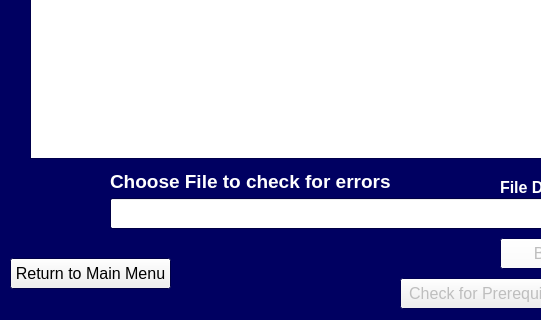
First picture: the form in UI_code/Project_Output_GUI_QT.ui, repository MrReBot/CPSC_4175_Course_Project, before the edit; both pictures show x 0 to 541 and y 172 to 492 of the 665 by 492 pixel window.
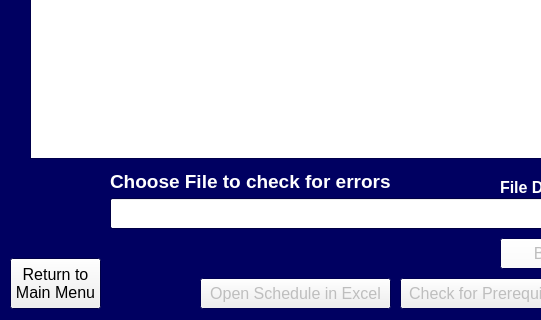
Second picture: the form after the edit.

```diff
--- a/UI_code/Project_Output_GUI_QT.ui
+++ b/UI_code/Project_Output_GUI_QT.ui
@@ -143,8 +143,8 @@
     <rect>
      <x>10</x>
      <y>430</y>
-     <width>161</width>
-     <height>31</height>
+     <width>91</width>
+     <height>51</height>
     </rect>
    </property>
    <property name="font">
@@ -154,7 +154,8 @@
     </font>
    </property>
    <property name="text">
-    <string>Return to Main Menu</string>
+    <string>Return to 
+Main Menu</string>
    </property>
   </widget>
   <widget class="QPushButton" name="Browse_output_filename_btn">
@@ -425,6 +426,28 @@
     <string>Choose File to check for errors</string>
    </property>
   </widget>
+  <widget class="QPushButton" name="OpenExcelFile_btn">
+   <property name="enabled">
+    <bool>false</bool>
+   </property>
+   <property name="geometry">
+    <rect>
+     <x>200</x>
+     <y>450</y>
+     <width>191</width>
+     <height>31</height>
+    </rect>
+   </property>
+   <property name="font">
+    <font>
+     <family>Arial</family>
+     <pointsize>12</pointsize>
+    </font>
+   </property>
+   <property name="text">
+    <string>Open Schedule in Excel</string>
+   </property>
+  </widget>
  </widget>
  <resources/>
  <connections/>
```
